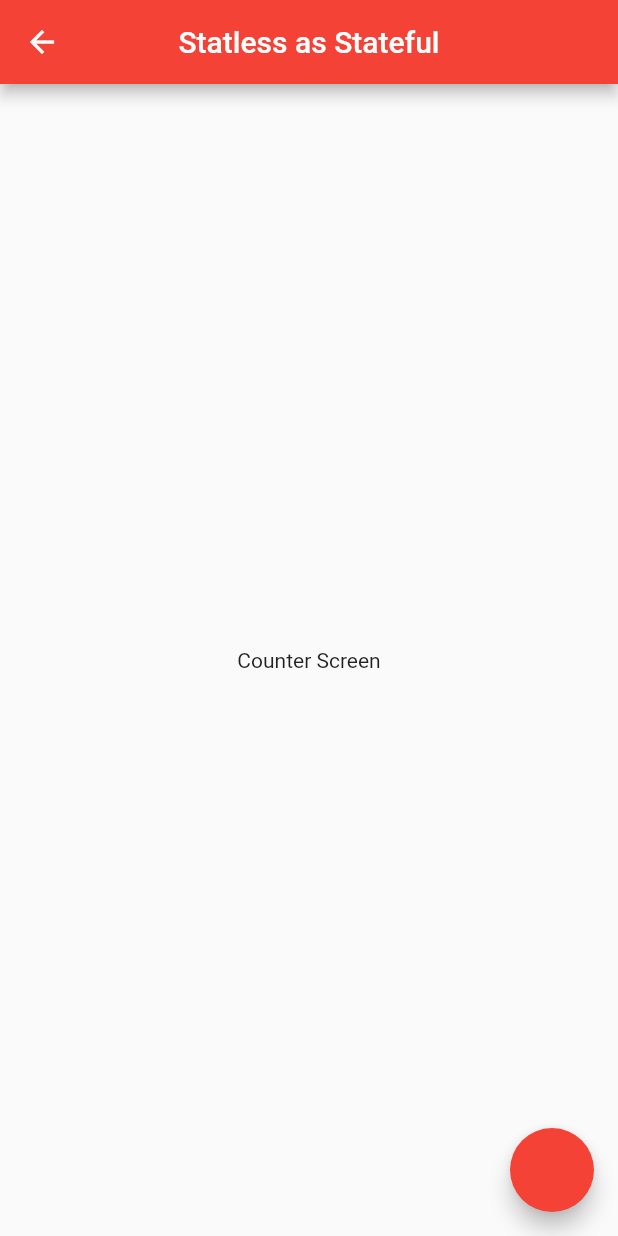
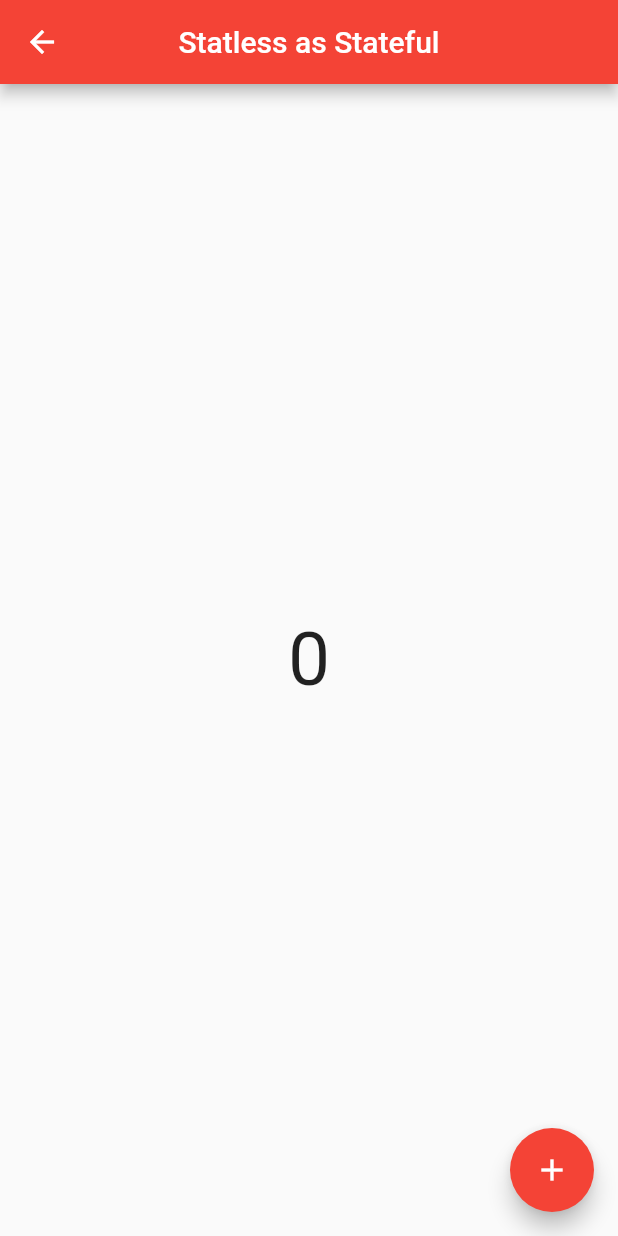
Before and after one commit to shauryagupta45/ProviderBasics, a Flutter app: the NotifyListenerScreen screen opened directly, on a phone screen of 412 x 824 dp. Run offline on Flutter 3.47's test engine with Material 2 defaults, Android fonts, the phone set to English and light mode, and no system bars.

Commit message:
updated code

```diff
--- a/lib/Screens/stless_as_stful.dart
+++ b/lib/Screens/stless_as_stful.dart
@@ -1,8 +1,9 @@
 import 'package:flutter/material.dart';
 
 class NotifyListenerScreen extends StatelessWidget {
-  const NotifyListenerScreen({Key? key}) : super(key: key);
+  NotifyListenerScreen({Key? key}) : super(key: key);
 
+  ValueNotifier<int> _counter = ValueNotifier<int>(0);
   @override
   Widget build(BuildContext context) {
     return Scaffold(
@@ -11,9 +12,21 @@ class NotifyListenerScreen extends StatelessWidget {
         centerTitle: true,
       ),
       body: Center(
-        child: Text(" Counter Screen "),
+          child: ValueListenableBuilder(
+              valueListenable: _counter,
+              builder: (context, value, child) {
+                return Text(
+                  _counter.value.toString(),
+                  style: const TextStyle(fontSize: 50),
+                );
+              })),
+      floatingActionButton: FloatingActionButton(
+        onPressed: () {
+          _counter.value++;
+          print(_counter.value.toString());
+        },
+        child: const Icon(Icons.add),
       ),
-      floatingActionButton: FloatingActionButton(onPressed: onPressed),
     );
   }
 }
```
